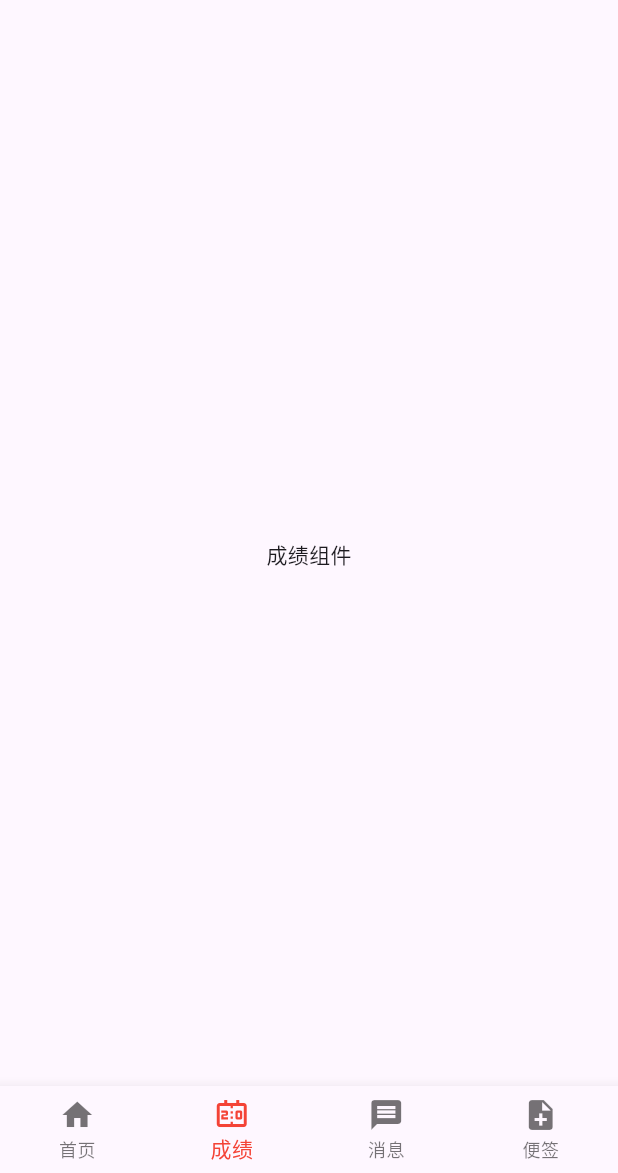
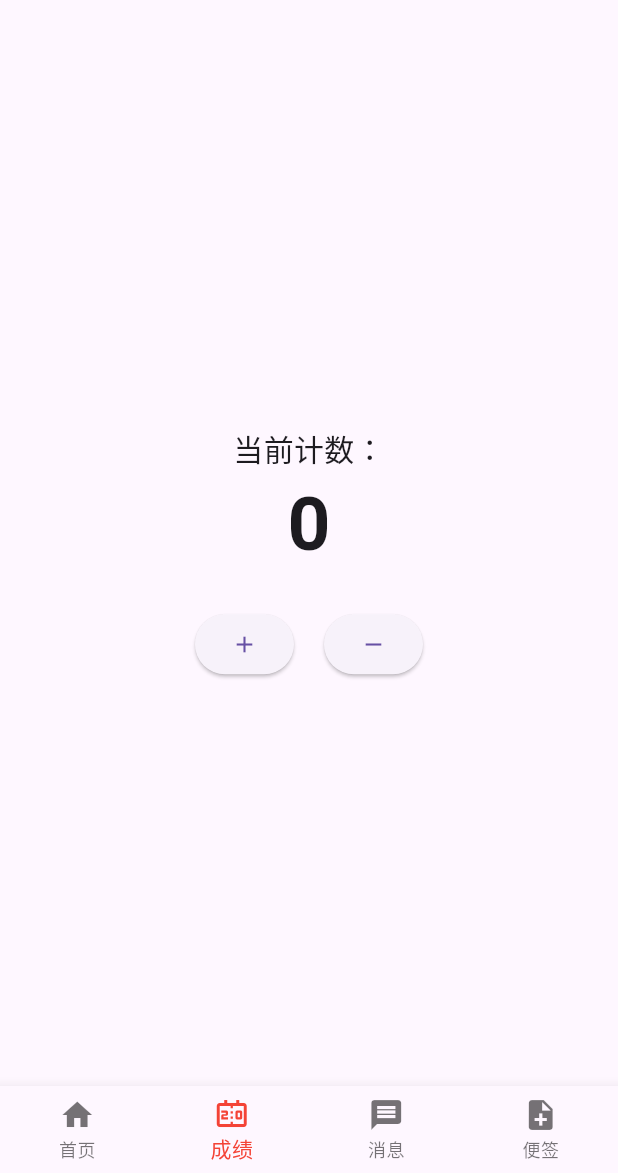
Before and after one commit to lingzipeng/assistant, a Flutter app: the screen it shows after launch, item 2 of the bottom bar chosen, on a phone screen of 412 x 824 dp, the part 63-1236 px from its top. Run offline on Flutter 3.47's test engine with Material 3 defaults, Android fonts, the phone set to English and light mode, and no system bars; our stand-ins replace shared_preferences.

Commit message:
计数器实现

```diff
--- a/lib/pages/tabs/score.dart
+++ b/lib/pages/tabs/score.dart
@@ -8,10 +8,59 @@ class CategoryPage extends StatefulWidget {
 }
 
 class _CategoryPageState extends State<CategoryPage> {
+  // @override
+  // Widget build(BuildContext context) {
+  //  return  const Center(
+  //       child: Text("成绩组件"),
+  //     );
+  // }
+  int _counter = 0;
+
+  void _incrementCounter() {
+    setState(() {
+      _counter++;
+    });
+  }
+
+  void _decrementCounter() {
+    setState(() {
+      _counter--;
+    });
+  }
+
   @override
   Widget build(BuildContext context) {
-   return  const Center(
-        child: Text("成绩组件"),
-      );
+    return Scaffold(
+      body: Center(
+        child: Column(
+          mainAxisAlignment: MainAxisAlignment.center,
+          children: <Widget>[
+            const Text(
+              '当前计数：',
+              style: TextStyle(fontSize: 20),
+            ),
+            Text(
+              '$_counter',
+              style: TextStyle(fontSize: 50, fontWeight: FontWeight.bold),
+            ),
+            SizedBox(height: 20),
+            Row(
+              mainAxisAlignment: MainAxisAlignment.center,
+              children: <Widget>[
+                ElevatedButton(
+                  onPressed: _incrementCounter,
+                  child: Icon(Icons.add),
+                ),
+                SizedBox(width: 20),
+                ElevatedButton(
+                  onPressed: _decrementCounter,
+                  child: Icon(Icons.remove),
+                ),
+              ],
+            ),
+          ],
+        ),
+      ),
+    );
   }
 }
```
Also changed, not shown: assets/pic/Snipaste_2024-03-16_14-31-20.png (added), 1 other file.
